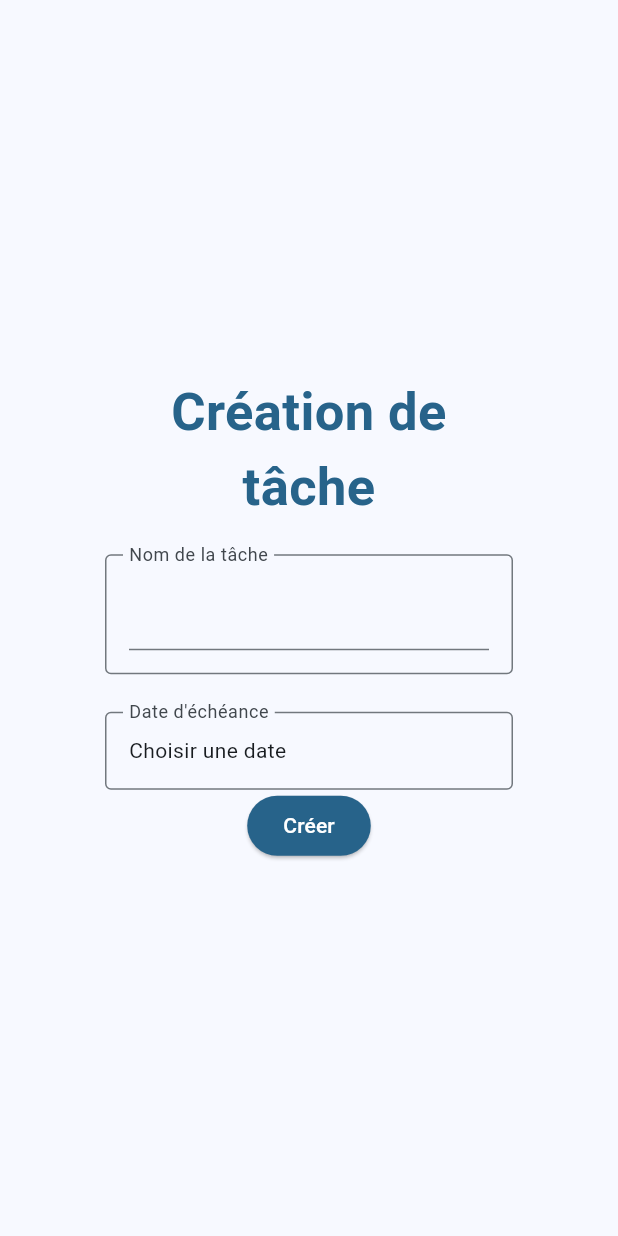
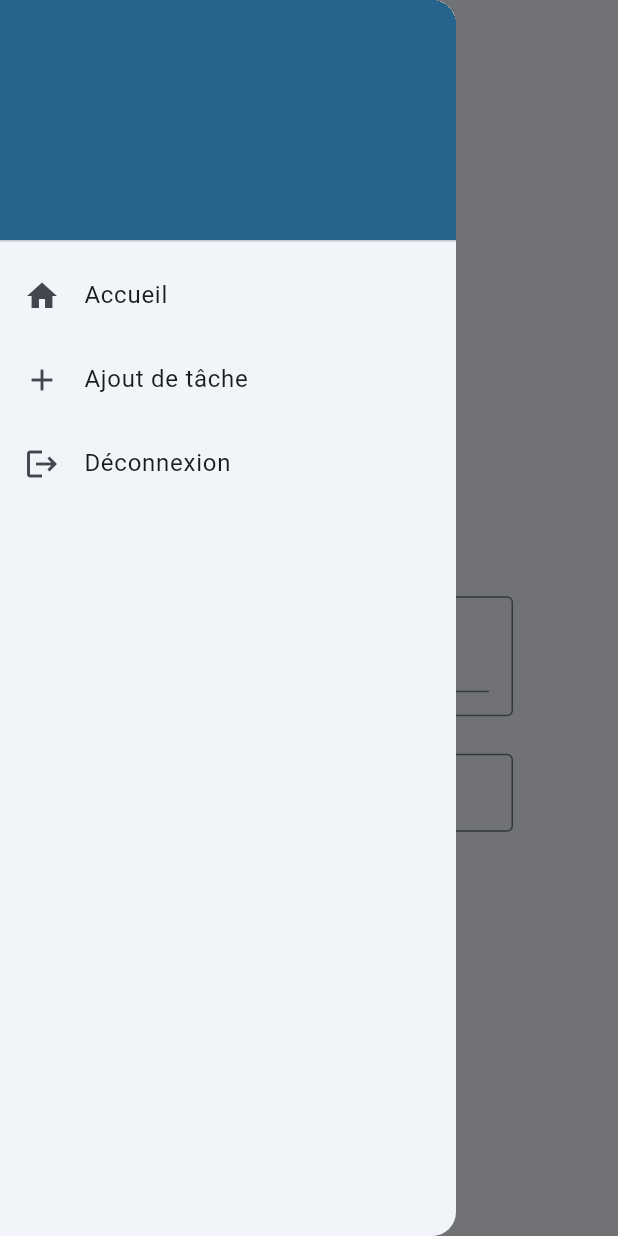
Before and after one commit to MayaChen350/tp1_5n6, a Flutter app: the CreationScreen screen opened directly, with the side drawer open (before the commit the screen has no drawer), on a phone screen of 412 x 824 dp. Run offline on Flutter 3.47's test engine with Material 3 defaults, Android fonts, the phone set to English and light mode, and no system bars; our stand-ins replace cookie_jar, dio, dio_cookie_manager, fixnum, grouped_list; missing offline and left inert: protobuf.

Commit message:
FCT: Tiroir de navigation

```diff
--- /dev/null
+++ b/lib/shared.dart
@@ -0,0 +1,3 @@
+class Shared {
+  static String username = "";
+}
--- /dev/null
+++ b/lib/ui/components/nav_drawer.dart
@@ -0,0 +1,69 @@
+import 'package:flutter/material.dart';
+import 'package:tp1_5n6/backend/AppService.dart';
+import 'package:tp1_5n6/shared.dart';
+import 'package:tp1_5n6/ui/screens/creation_screen.dart';
+import 'package:tp1_5n6/ui/screens/home_screen.dart';
+import 'package:tp1_5n6/ui/screens/login_screen.dart';
+
+class NavDrawer extends StatelessWidget {
+  const NavDrawer({super.key});
+
+  @override
+  Widget build(BuildContext context) {
+    return Drawer(
+      child: ListView(
+        padding: EdgeInsets.zero,
+        children: [
+          DrawerHeader(
+            decoration: BoxDecoration(
+              color: Theme.of(context).colorScheme.primary,
+            ),
+            child: Text(
+              Shared.username,
+              style: TextStyle(
+                color: Theme.of(context).colorScheme.surface,
+                fontSize: 24,
+              ),
+            ),
+          ),
+          ListTile(
+            leading: Icon(Icons.home),
+            title: Text("Accueil"),
+            onTap: () {
+              Navigator.push(
+                context,
+                MaterialPageRoute(
+                  builder: (context) => HomeScreen(username: Shared.username),
+                ),
+              );
+            },
+          ),
+          ListTile(
+            leading: Icon(Icons.add),
+            title: Text("Ajout de tâche"),
+            onTap: () {
+              Navigator.push(
+                context,
+                MaterialPageRoute(builder: (context) => const CreationScreen()),
+              );
+            },
+          ),
+          ListTile(
+            leading: Icon(Icons.logout),
+            title: Text("Déconnexion"),
+            onTap: () async {
+              final service = AppService();
+              await service.tryDisconnecting();
+
+              if (!context.mounted) return;
+              Navigator.push(
+                context,
+                MaterialPageRoute(builder: (context) => const LoginScreen()),
+              );
+            },
+          ),
+        ],
+      ),
+    );
+  }
+}
--- a/lib/ui/screens/consultation_screen.dart
+++ b/lib/ui/screens/consultation_screen.dart
@@ -1,7 +1,7 @@
 import 'package:flutter/material.dart';
 import 'package:tp1_5n6/backend/AppService.dart';
-import 'package:tp1_5n6/data/generated/protobuf/ReponseAccueilItem.pb.dart';
 import 'package:tp1_5n6/data/generated/protobuf/ReponseDetailTache.pb.dart';
+import 'package:tp1_5n6/ui/components/nav_drawer.dart';
 import 'package:tp1_5n6/utils/month.dart';
 import 'package:tp1_5n6/utils/widget_style.dart';
 
@@ -39,6 +39,7 @@ class _ConsultationScreenState extends State<ConsultationScreen> {
         }
       },
       child: Scaffold(
+        drawer: NavDrawer(),
         appBar: AppBar(
           title: Text(widget.task.nom),
           backgroundColor: Theme.of(context).colorScheme.primary,
--- a/lib/ui/screens/creation_screen.dart
+++ b/lib/ui/screens/creation_screen.dart
@@ -4,6 +4,7 @@ import 'package:tp1_5n6/backend/util_classes/result.dart';
 import 'package:tp1_5n6/data/generated/protobuf/ReponseAccueilItem.pb.dart';
 import 'package:tp1_5n6/ui/components/app_button.dart';
 import 'package:tp1_5n6/ui/components/datepicker.dart';
+import 'package:tp1_5n6/ui/components/nav_drawer.dart';
 import 'package:tp1_5n6/utils/widget_style.dart';
 
 import '../components/input_field.dart';
@@ -28,6 +29,8 @@ class _CreationScreenState extends State<CreationScreen> {
     const padding = EdgeInsets.all(70);
 
     return Scaffold(
+      drawer: NavDrawer(),
+      appBar: AppBar(),
       body: Center(
         child: Padding(
           padding: padding,
--- a/lib/ui/screens/login_screen.dart
+++ b/lib/ui/screens/login_screen.dart
@@ -58,6 +58,7 @@ class _LoginScreenState extends State<LoginScreen> {
                   () async => await connectionScreenHelper.service
                       .tryConnecting(_request),
                   () => context.mounted,
+                  _request.nom
                 ),
               ),
               NavButton(text: "S'inscrire", route: const RegisterScreen()),
--- a/lib/ui/screens/register_screen.dart
+++ b/lib/ui/screens/register_screen.dart
@@ -68,6 +68,7 @@ class _RegisterScreenState extends State<RegisterScreen> {
                   () async => await connectionScreenHelper.service
                       .tryRegistering(_request),
                   () => context.mounted,
+                  _request.nom
                 ),
               ),
               if (connectionScreenHelper.errorMessage != null)
--- a/lib/ui/shared/connection_screen.dart
+++ b/lib/ui/shared/connection_screen.dart
@@ -14,7 +14,6 @@ class ConnectionScreenStateHelper {
   ConnectionScreenStateHelper(this.setStateCall, this.context);
 
   void sendErrorMessage(String? message) {
-    // TODO
     message ??= "Unknown error";
     setStateCall(() {
       errorMessage = message;
@@ -24,6 +23,7 @@ class ConnectionScreenStateHelper {
   void connexionButtonCallback<T>(
     Future<Result<T>> Function() effect,
     bool Function() isMounted,
+    final String username,
   ) async {
     if (!loading) {
       setStateCall(() {
@@ -38,7 +38,7 @@ class ConnectionScreenStateHelper {
           if (!context.mounted) return;
           Navigator.push(
             context,
-            MaterialPageRoute(builder: (_) => const HomeScreen()),
+            MaterialPageRoute(builder: (_) => HomeScreen(username: username)),
           );
         case Failure<T>(message: final message):
           sendErrorMessage(message);
```
Also changed, not shown: lib/ui/components/input_field.dart (+0 -8 lines), lib/ui/screens/home_screen.dart (+8 -1 lines), lib/ui/screens/test_other_screen.dart (deleted, +0 -16 lines).
